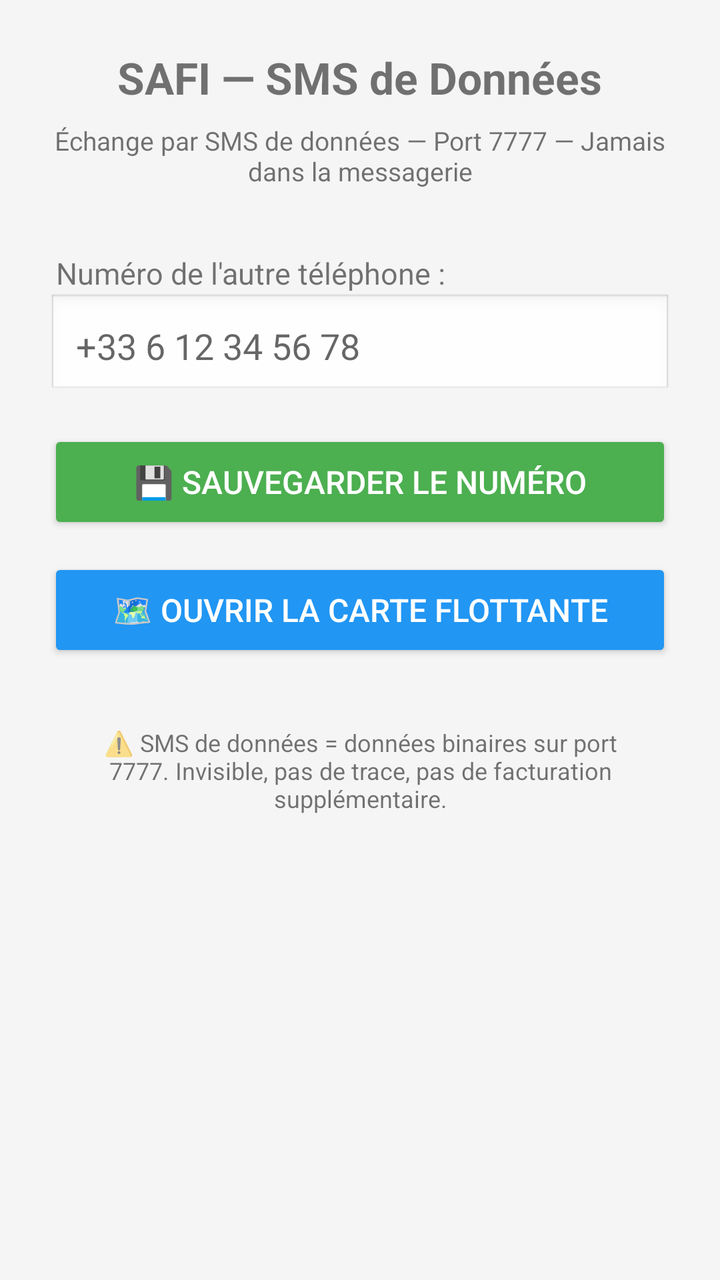
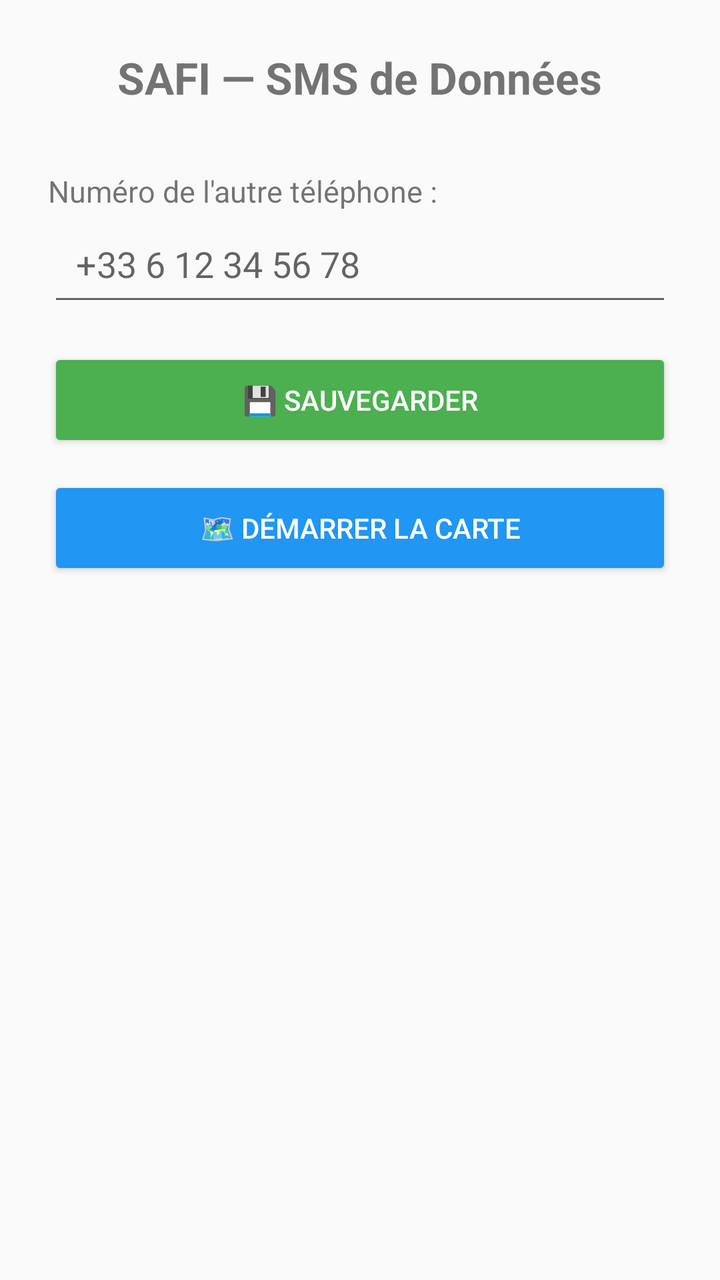

Two renders of the same Android screen: before a commit and after it. Below are the layout's source before the change and the commit's diff.
<!-- AndroidManifest.xml: application theme Theme.AppCompat.Light.DarkActionBar -->
<!-- res/layout/activity_main.xml -->
<?xml version="1.0" encoding="utf-8"?>
<LinearLayout xmlns:android="http://schemas.android.com/apk/res/android"
    android:layout_width="match_parent"
    android:layout_height="match_parent"
    android:orientation="vertical"
    android:padding="24dp"
    android:gravity="center_horizontal"
    android:background="#F5F5F5">

    <TextView
        android:layout_width="wrap_content"
        android:layout_height="wrap_content"
        android:text="SAFI — SMS de Données"
        android:textSize="22sp"
        android:textStyle="bold"
        android:layout_marginBottom="8dp"/>

    <TextView
        android:layout_width="wrap_content"
        android:layout_height="wrap_content"
        android:text="Échange par SMS de données — Port 7777 — Jamais dans la messagerie"
        android:textSize="13sp"
        android:layout_marginBottom="32dp"
        android:gravity="center"/>

    <TextView
        android:layout_width="wrap_content"
        android:layout_height="wrap_content"
        android:text="Numéro de l'autre téléphone :"
        android:textSize="15sp"
        android:layout_gravity="start"
        android:layout_marginStart="4dp"/>

    <EditText
        android:id="@+id/et_numero"
        android:layout_width="match_parent"
        android:layout_height="wrap_content"
        android:hint="+33 6 12 34 56 78"
        android:inputType="phone"
        android:layout_marginBottom="16dp"
        android:padding="14dp"
        android:background="@android:drawable/edit_text"/>

    <Button
        android:id="@+id/btn_save"
        android:layout_width="match_parent"
        android:layout_height="52dp"
        android:text="💾 Sauvegarder le numéro"
        android:backgroundTint="#4CAF50"
        android:textColor="#FFFFFF"
        android:textSize="16sp"
        android:layout_marginBottom="12dp"/>

    <Button
        android:id="@+id/btn_start"
        android:layout_width="match_parent"
        android:layout_height="52dp"
        android:text="🗺️ Ouvrir la carte flottante"
        android:backgroundTint="#2196F3"
        android:textColor="#FFFFFF"
        android:textSize="16sp"/>

    <TextView
        android:layout_width="wrap_content"
        android:layout_height="wrap_content"
        android:text="⚠️ SMS de données = données binaires sur port 7777. Invisible, pas de trace, pas de facturation supplémentaire."
        android:textSize="12sp"
        android:gravity="center"
        android:layout_marginTop="24dp"
        android:padding="8dp"/>

</LinearLayout>
<!-- resources referenced by this layout -->
<resources>

</resources>

<!-- the commit's change to res/layout/activity_main.xml (unified diff, before → after) -->
@@ -4,8 +4,7 @@
     android:layout_height="match_parent"
     android:orientation="vertical"
     android:padding="24dp"
-    android:gravity="center_horizontal"
-    android:background="#F5F5F5">
+    android:gravity="center_horizontal">
 
     <TextView
         android:layout_width="wrap_content"
@@ -13,23 +12,13 @@
         android:text="SAFI — SMS de Données"
         android:textSize="22sp"
         android:textStyle="bold"
-        android:layout_marginBottom="8dp"/>
+        android:layout_marginBottom="32dp"/>
 
     <TextView
-        android:layout_width="wrap_content"
-        android:layout_height="wrap_content"
-        android:text="Échange par SMS de données — Port 7777 — Jamais dans la messagerie"
-        android:textSize="13sp"
-        android:layout_marginBottom="32dp"
-        android:gravity="center"/>
-
-    <TextView
-        android:layout_width="wrap_content"
+        android:layout_width="match_parent"
         android:layout_height="wrap_content"
         android:text="Numéro de l'autre téléphone :"
-        android:textSize="15sp"
-        android:layout_gravity="start"
-        android:layout_marginStart="4dp"/>
+        android:textSize="15sp"/>
 
     <EditText
         android:id="@+id/et_numero"
@@ -38,35 +27,23 @@
         android:hint="+33 6 12 34 56 78"
         android:inputType="phone"
         android:layout_marginBottom="16dp"
-        android:padding="14dp"
-        android:background="@android:drawable/edit_text"/>
+        android:padding="14dp"/>
 
     <Button
         android:id="@+id/btn_save"
         android:layout_width="match_parent"
         android:layout_height="52dp"
-        android:text="💾 Sauvegarder le numéro"
+        android:text="💾 Sauvegarder"
         android:backgroundTint="#4CAF50"
         android:textColor="#FFFFFF"
-        android:textSize="16sp"
         android:layout_marginBottom="12dp"/>
 
     <Button
         android:id="@+id/btn_start"
         android:layout_width="match_parent"
         android:layout_height="52dp"
-        android:text="🗺️ Ouvrir la carte flottante"
+        android:text="🗺️ Démarrer la carte"
         android:backgroundTint="#2196F3"
-        android:textColor="#FFFFFF"
-        android:textSize="16sp"/>
-
-    <TextView
-        android:layout_width="wrap_content"
-        android:layout_height="wrap_content"
-        android:text="⚠️ SMS de données = données binaires sur port 7777. Invisible, pas de trace, pas de facturation supplémentaire."
-        android:textSize="12sp"
-        android:gravity="center"
-        android:layout_marginTop="24dp"
-        android:padding="8dp"/>
+        android:textColor="#FFFFFF"/>
 
 </LinearLayout>
